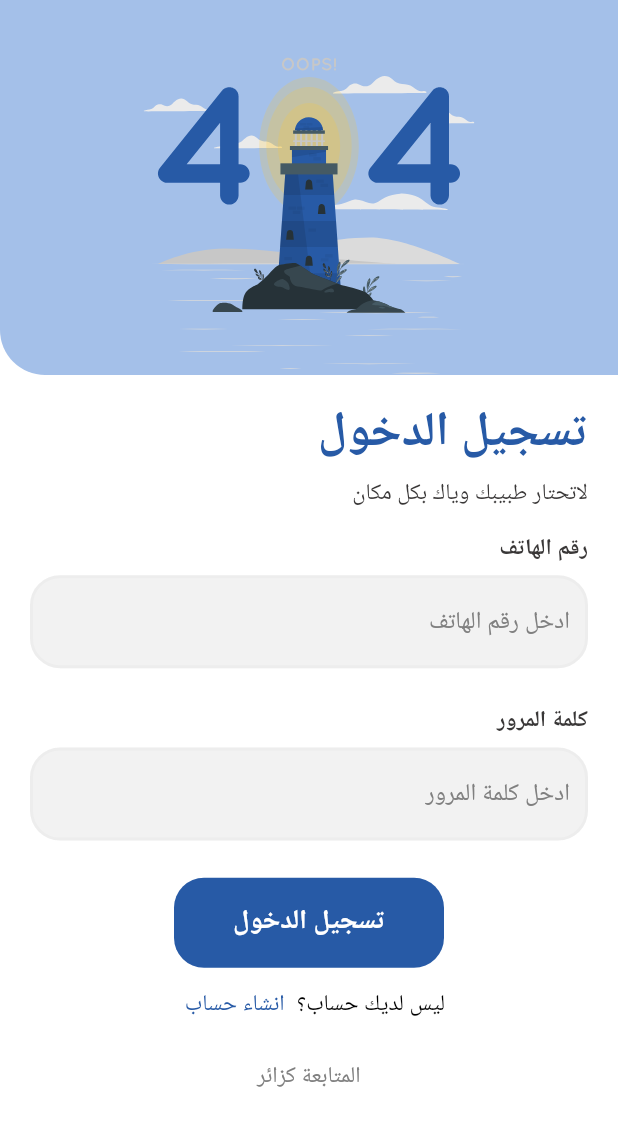
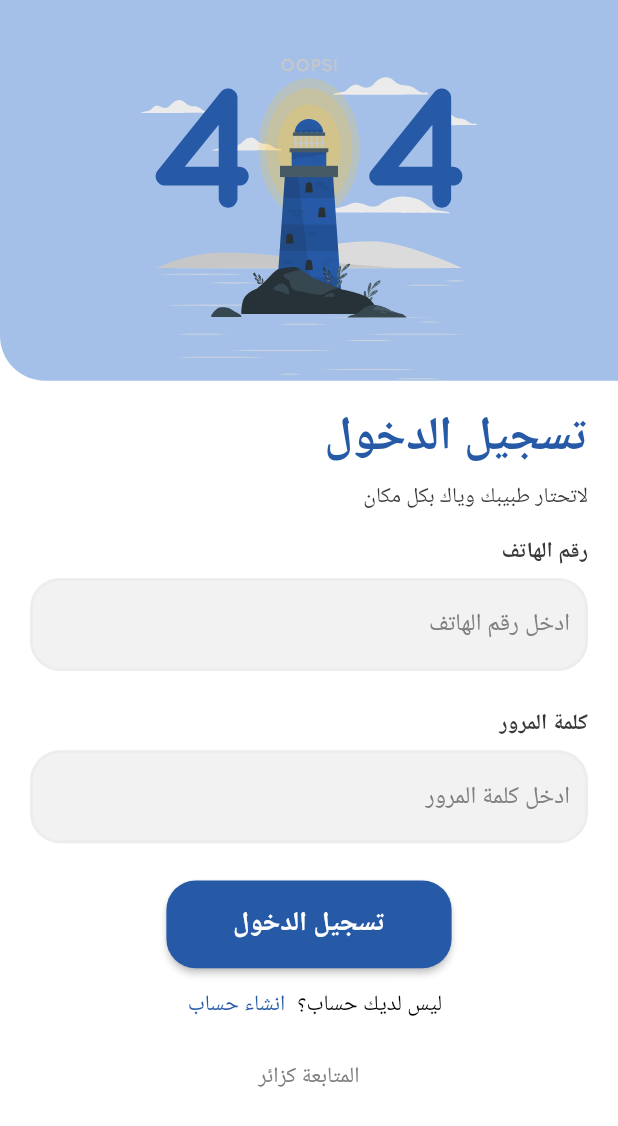
Before and after one commit to AliSabbar/Medical-Services, a Flutter app: the SignInScreen screen opened by its route, on a phone screen of 412 x 824 dp. Shown: the top 1126 px of the screen. Run offline on Flutter 3.47's test engine with Material 2 defaults, Android fonts, the phone set to English and light mode, and no system bars; our stand-ins replace flutter_screenutil, flutter_svg, fluttertoast, image_picker, shared_preferences; accounts and stored records are empty; network calls fail; Roboto replaces fonts that are missing (Cairo); project files that could hold a hidden picture were left out.

Commit message:
complete [Admin Panel]

```diff
--- a/lib/components/defaultButton.dart
+++ b/lib/components/defaultButton.dart
@@ -1,27 +1,8 @@
 import 'package:flutter/material.dart';
+import 'package:flutter_screenutil/flutter_screenutil.dart';
 
 import '../settings/colors.dart';
 
-Widget defaultTextButton(
-    {required String text,
-    required onPressed,
-    double width = 180,
-    double height = 60}) {
-  return TextButton(
-    onPressed: onPressed,
-    style: TextButton.styleFrom(
-      backgroundColor: AppColors.primaryColor,
-      minimumSize: Size(width, height),
-      shape: const RoundedRectangleBorder(
-          borderRadius: BorderRadius.all(Radius.circular(20))),
-    ),
-    child: Text(
-      text,
-      style: const TextStyle(
-          fontSize: 18, fontWeight: FontWeight.w700, color: Colors.white),
-    ),
-  );
-}
 
 Widget defaultButton({
    double width = 180,
@@ -33,13 +14,13 @@ Widget defaultButton({
 
 }) {
   return MaterialButton(
-    minWidth: 200,
-    height: 40,
+    minWidth: width.w,
+    height: height.h,
     onPressed:onPressed,
     color: AppColors.primaryColor,
     textColor: Colors.white,
-    shape: const RoundedRectangleBorder(
-        borderRadius: BorderRadius.all(Radius.circular(10))),
+    shape:  RoundedRectangleBorder(
+        borderRadius: BorderRadius.all(Radius.circular(20.r))),
     child:  Text(
       text,
       style:   TextStyle(
--- a/lib/components/defaultProfileContainer.dart
+++ b/lib/components/defaultProfileContainer.dart
@@ -1,4 +1,5 @@
 import 'package:flutter/material.dart';
+import 'package:flutter_screenutil/flutter_screenutil.dart';
 import 'package:flutter_svg/svg.dart';
 
 import '../settings/colors.dart';
@@ -6,7 +7,7 @@ import '../settings/colors.dart';
 Widget defaultProfileContainer({String? svgURL, double height = 285}) {
   return Container(
     width: double.infinity,
-    height: height,
+    height: height.h,
     decoration: BoxDecoration(
       borderRadius: const BorderRadius.only(
         bottomLeft: Radius.circular(30),
--- a/lib/main.dart
+++ b/lib/main.dart
@@ -1,4 +1,5 @@
 import 'package:flutter/material.dart';
+import 'package:flutter_screenutil/flutter_screenutil.dart';
 import 'package:medical_services/providers/doc_clinic_provider.dart';
 import 'package:medical_services/providers/upload_image_provider.dart';
 import 'package:medical_services/screens/adminScreens/admin_screen.dart';
@@ -33,18 +34,23 @@ void main() async {
 }
 
 class MyApp extends StatelessWidget {
-  MyApp({super.key, required this.startWidget});
+  const MyApp({super.key, required this.startWidget});
 
-  Widget startWidget;
+  final Widget startWidget;
   // This widget is the root of your application.
   @override
   Widget build(BuildContext context) {
-    return MaterialApp(
-      title: 'Medical Services',
-      debugShowCheckedModeBanner: false,
-      theme: lightTheme, //? <-- change theme
-      home: AdminPanelScreen(), //! this is your home widget
-      onGenerateRoute: RouteGenerator.getRoute,
+    return ScreenUtilInit(
+      designSize: const Size(390, 844), //? maybe change it later
+      minTextAdapt: true,
+      splitScreenMode: true,
+      builder: (context, child) => MaterialApp(
+        title: 'Medical Services',
+        debugShowCheckedModeBanner: false,
+        theme: lightTheme, //? <-- change theme
+        home: AdminPanelScreen(), //! this is your home widget
+        onGenerateRoute: RouteGenerator.getRoute,
+      ),
     );
   }
 }
--- a/lib/screens/adminScreens/addClinicScreen/add_clinic_screen.dart
+++ b/lib/screens/adminScreens/addClinicScreen/add_clinic_screen.dart
@@ -19,9 +19,9 @@ class _AddClinicScreenState extends State<AddClinicScreen> {
             appBar: AppBar(
               title: const Text("اضافة عيادة"),
             ),
-            body: CustomStepper(
-              stepOneContent: const SharedStep(textName: 'اسم العيادة'),
-              stepThreeContent: const StepThree(isClinic: true),
+            body: const CustomStepper(
+              stepOneContent:  SharedStep(textName: 'اسم العيادة'),
+              stepThreeContent:  StepThree(isClinic: true),
             )));
   }
 }
--- a/lib/screens/adminScreens/addDoctorScreen/add_doctors_screen.dart
+++ b/lib/screens/adminScreens/addDoctorScreen/add_doctors_screen.dart
@@ -21,9 +21,9 @@ class _AddDoctorScreenState extends State<AddDoctorScreen> {
             appBar: AppBar(
               title: const Text("اضافة طبيب"),
             ),
-            body: CustomStepper(
-              stepOneContent: const StepOne(),
-              stepThreeContent: const StepThree(
+            body: const CustomStepper(
+              stepOneContent:  StepOne(),
+              stepThreeContent:  StepThree(
                 isClinic: false,
               ),
             )));
--- a/lib/screens/adminScreens/showClinicsScreen/show_clinics_screen.dart
+++ b/lib/screens/adminScreens/showClinicsScreen/show_clinics_screen.dart
@@ -1,10 +1,11 @@
 import 'package:flutter/material.dart';
+import 'package:medical_services/screens/adminScreens/widgets/showUsers.dart';
 
 class ShowClinicsScreen extends StatelessWidget {
   const ShowClinicsScreen({super.key});
 
   @override
   Widget build(BuildContext context) {
-    return Container();
+    return ShowUsers(myList: [], title: 'عرض العيادات',);
   }
 }
--- a/lib/screens/adminScreens/showDoctorsScreen/show_doctors_screen.dart
+++ b/lib/screens/adminScreens/showDoctorsScreen/show_doctors_screen.dart
@@ -1,12 +1,11 @@
 import 'package:flutter/material.dart';
+import 'package:medical_services/screens/adminScreens/widgets/showUsers.dart';
 
 class ShowDoctorsScreen extends StatelessWidget {
   const ShowDoctorsScreen({super.key});
 
   @override
   Widget build(BuildContext context) {
-    return Scaffold(
-      appBar: AppBar(),
-    );
+    return ShowUsers(myList: [],title: "عرض الاطباء",);
   }
 }
--- a/lib/screens/adminScreens/showUsersScreen/show_users_screen.dart
+++ b/lib/screens/adminScreens/showUsersScreen/show_users_screen.dart
@@ -1,10 +1,14 @@
 import 'package:flutter/material.dart';
+import 'package:medical_services/screens/adminScreens/widgets/showUsers.dart';
 
 class ShowUsersScreen extends StatelessWidget {
   const ShowUsersScreen({super.key});
 
   @override
   Widget build(BuildContext context) {
-    return Container();
+    return ShowUsers(
+      myList: [],
+      title: "عرض المستخدمين",
+    );
   }
 }
--- a/lib/screens/adminScreens/widgets/customStepper.dart
+++ b/lib/screens/adminScreens/widgets/customStepper.dart
@@ -8,11 +8,11 @@ import '../../../providers/doc_clinic_provider.dart';
 import '../../../settings/colors.dart';
 
 class CustomStepper extends StatefulWidget {
-  CustomStepper(
+  const CustomStepper(
       {super.key, required this.stepOneContent, required this.stepThreeContent});
 
-  Widget stepOneContent;
-  Widget stepThreeContent;
+ final Widget stepOneContent;
+ final Widget stepThreeContent;
 
   @override
   State<CustomStepper> createState() => _CustomStepperState();
--- a/lib/screens/signinScreens/signin_screen.dart
+++ b/lib/screens/signinScreens/signin_screen.dart
@@ -1,4 +1,5 @@
 import 'package:flutter/material.dart';
+import 'package:flutter_screenutil/flutter_screenutil.dart';
 import 'package:flutter_svg/flutter_svg.dart';
 import 'package:medical_services/components/defaultProfileContainer.dart';
 import 'package:medical_services/components/defaultTextField.dart';
@@ -40,7 +41,7 @@ class _SignInScreenState extends State<SignInScreen> {
               // the logo and the blue container
               defaultProfileContainer(
                   svgURL: 'assets/images/404Logo.svg',
-                  height: widthMQ >= 768 ? 320 : 250),
+                  height: widthMQ >= 768 ? 320 : 260),
               SizedBox(
                 height: heightMQ * 0.02,
               ),
@@ -53,7 +54,7 @@ class _SignInScreenState extends State<SignInScreen> {
                     Text(
                       'تسجيل الدخول ',
                       style: TextStyle(
-                          fontSize: widthMQ >= 768 ? 40 : 32,
+                          fontSize: widthMQ >= 768 ? 40 : 32.sp,
                           fontWeight: FontWeight.w700,
                           color: AppColors.primaryColor),
                     ),
@@ -64,7 +65,7 @@ class _SignInScreenState extends State<SignInScreen> {
                     Text(
                       'لاتحتار طبيبك وياك بكل مكان',
                       style: TextStyle(
-                          fontSize: widthMQ >= 768 ? 20 : 15,
+                          fontSize: widthMQ >= 768 ? 20 : 15.sp.sp,
                           color: AppColors.blackColor),
                     ),
                     SizedBox(
@@ -74,7 +75,7 @@ class _SignInScreenState extends State<SignInScreen> {
                     Text(
                       'رقم الهاتف',
                       style: TextStyle(
-                          fontSize: widthMQ >= 768 ? 20 : 15,
+                          fontSize: widthMQ >= 768 ? 20 : 15.sp,
                           fontWeight: FontWeight.bold,
                           color: AppColors.blackColor),
                     ),
@@ -96,7 +97,7 @@ class _SignInScreenState extends State<SignInScreen> {
                     Text(
                       'كلمة المرور',
                       style: TextStyle(
-                          fontSize: widthMQ >= 768 ? 20 : 15,
+                          fontSize: widthMQ >= 768 ? 20 : 15.sp,
                           fontWeight: FontWeight.bold,
                           color: AppColors.blackColor),
                     ),
@@ -109,7 +110,7 @@ class _SignInScreenState extends State<SignInScreen> {
                       validator: (s) {
                         return null;
                       },
-                      obscureText: true,
+                      // obscureText: true,
                     ),
                   ],
                 ),
@@ -121,7 +122,7 @@ class _SignInScreenState extends State<SignInScreen> {
               Center(
                 child: Column(
                   children: [
-                    defaultTextButton(text: 'تسجيل الدخول', onPressed: () {}),
+                    defaultButton(text: 'تسجيل الدخول', onPressed: (){}),
                     //other texts
                     Row(
                       mainAxisAlignment: MainAxisAlignment.center,
@@ -130,7 +131,7 @@ class _SignInScreenState extends State<SignInScreen> {
                           'ليس لديك حساب؟',
                           style: TextStyle(
                             color: Colors.black,
-                            fontSize: widthMQ >= 768 ? 20 : 15,
+                            fontSize: widthMQ >= 768 ? 20 : 15.sp,
                           ),
                         ),
                         TextButton(
@@ -139,7 +140,7 @@ class _SignInScreenState extends State<SignInScreen> {
                             'انشاء حساب',
                             style: TextStyle(
                               color: AppColors.primaryColor,
-                              fontSize: widthMQ >= 768 ? 20 : 15,
+                              fontSize: widthMQ >= 768 ? 20 : 15.sp,
                             ),
                           ),
                         ),
@@ -154,7 +155,7 @@ class _SignInScreenState extends State<SignInScreen> {
                         'المتابعة كزائر',
                         style: TextStyle(
                           color: AppColors.greyColor,
-                          fontSize: widthMQ >= 768 ? 20 : 15,
+                          fontSize: widthMQ >= 768 ? 20 : 15.sp,
                         ),
                       ),
                     ),
--- a/pubspec.yaml
+++ b/pubspec.yaml
@@ -41,6 +41,7 @@ dependencies:
   flutter_svg: ^2.0.1
   image_picker: ^0.8.6+1
   intl: ^0.18.0
+  flutter_screenutil: ^5.6.1
 
 dev_dependencies:
   flutter_test:
```
Also changed, not shown: lib/components/defaultDropDownButton.dart (+4 -3 lines), lib/components/specialtyContainer.dart (added, +73 -0 lines), lib/components/uploadImageWidget.dart (added, +57 -0 lines), lib/screens/adminScreens/AddSpecialtyScreen/add_specialty_screen.dart (+81 -2 lines), lib/screens/adminScreens/widgets/sharedStep.dart (+2 -37 lines), lib/screens/adminScreens/widgets/showUsers.dart (added, +76 -0 lines), lib/screens/splashScreen/widgets/onboarding_portrait.dart (+6 -5 lines), pubspec.lock.
